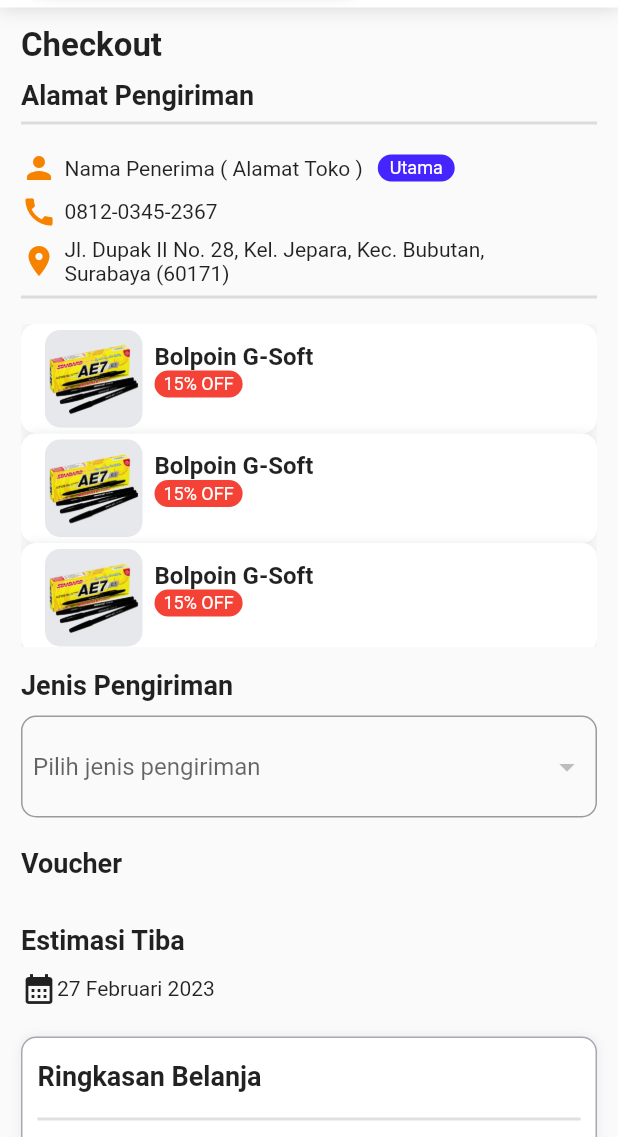
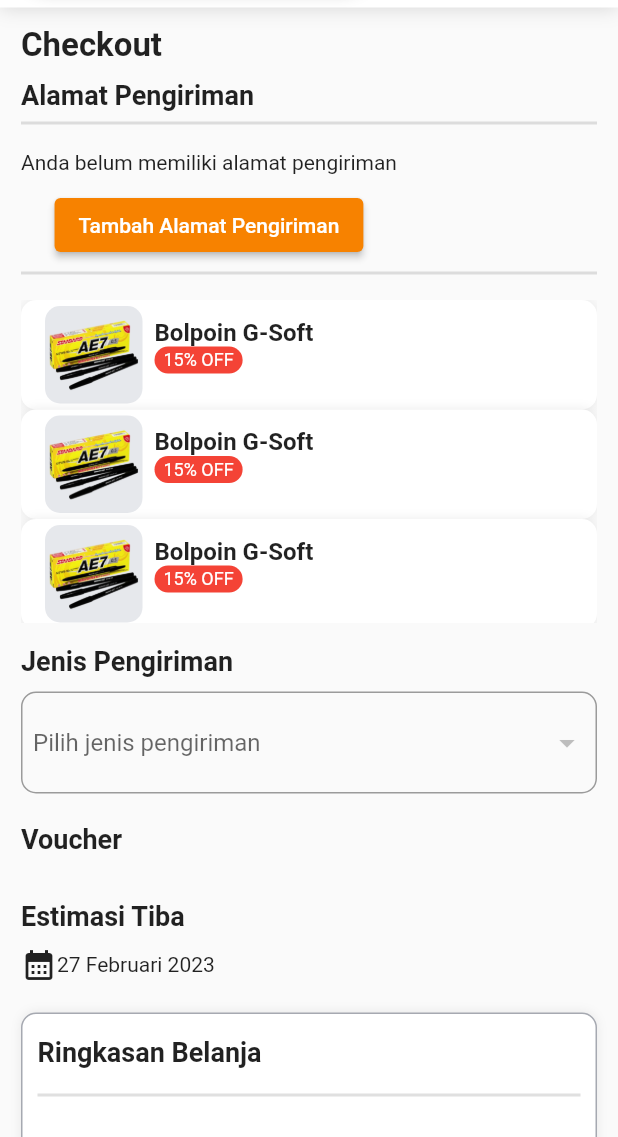
Before and after one commit to aladino24/kharisma-sales-app, a Flutter app: the CheckoutProductPage screen opened by its route, on a phone screen of 412 x 824 dp, the part 99-1236 px from its top. Run offline on Flutter 3.47's test engine with Material 2 defaults, Android fonts, the phone set to English and light mode, and no system bars; drawn by our look-alikes of badges; our stand-ins replace carousel_slider, flutter_dotenv, flutter_slidable, get, shared_preferences, shimmer; missing offline and left inert: add_to_cart_animation; accounts and stored records are empty; network calls fail.

Commit message:
alamat utama pengiriman

```diff
--- a/lib/views/product/checkout_product_page.dart
+++ b/lib/views/product/checkout_product_page.dart
@@ -1,7 +1,10 @@
 import 'package:flutter/material.dart';
 import 'package:get/get.dart';
 import 'package:kharisma_sales_app/constants/apps_colors.dart';
+import 'package:kharisma_sales_app/controllers/api/address/alamat_kirim_controller.dart';
 import 'package:kharisma_sales_app/controllers/api/address/ongkos_kirim_controller.dart';
+import 'package:kharisma_sales_app/routes/apps_routes.dart';
+import 'package:kharisma_sales_app/routes/routes_name.dart';
 import 'package:kharisma_sales_app/widgets/diskon_product.dart';
 import 'package:kharisma_sales_app/widgets/main_header.dart';
 
@@ -10,9 +13,11 @@ class CheckoutProductPage extends StatelessWidget {
 
   final TextEditingController claimController = TextEditingController();
 
-  final OngkosKirimController ongkosKirimController = Get.put(OngkosKirimController());
+  final OngkosKirimController ongkosKirimController =
+      Get.put(OngkosKirimController());
 
-  // var _currencies = ["COD", "JNE", "J&t"];
+  final AlamatKirimController alamatKirimController =
+      Get.put(AlamatKirimController());
 
   @override
   Widget build(BuildContext context) {
@@ -52,7 +57,33 @@ class CheckoutProductPage extends StatelessWidget {
                         ],
                       )),
                       SizedBox(height: 10),
-                      Container(
+                      Obx(
+                        () {
+                          if (alamatKirimController.listAlamat.length == 0) {
+                            return alamatKirimController.isLoading.value
+                                ? Center(child: CircularProgressIndicator())
+                                : Container(
+                                    child: Column(
+                                      children: [
+                                        Text(
+                                            "Anda belum memiliki alamat pengiriman"),
+                                        SizedBox(height: 10),
+                                        ElevatedButton(
+                                          onPressed: () {
+                                            Get.toNamed(RoutesName.addAddress);
+                                          },
+                                          child:
+                                              Text("Tambah Alamat Pengiriman"),
+                                            style:
+                                            ElevatedButton.styleFrom(
+                                              backgroundColor: AppsColors.loginColorPrimary
+                                            ),
+                                        )
+                                      ],
+                                    ),
+                                  );
+                          } else {
+                            return Container(
                               child: Column(
                                 children: [
                                   Row(
@@ -64,10 +95,10 @@ class CheckoutProductPage extends StatelessWidget {
                                       SizedBox(width: 5),
                                       Text.rich(
                                         TextSpan(
-                                      text: "Nama Penerima",
+                                            text: alamatKirimController.alamatPengiriman.value.penerima,
                                             children: <InlineSpan>[
                                               TextSpan(
-                                          text: " ( Alamat Toko )",
+                                                text: alamatKirimController.alamatPengiriman.value.isAlamatToko == "1" ? " ( Alamat Toko )" : "",
                                               )
                                             ]),
                                       ),
@@ -77,7 +108,8 @@ class CheckoutProductPage extends StatelessWidget {
                                       Container(
                                         decoration: BoxDecoration(
                                           color: AppsColors.labelAlamatUtama,
-                                    borderRadius: BorderRadius.circular(15),
+                                          borderRadius:
+                                              BorderRadius.circular(15),
                                         ),
                                         child: Padding(
                                           padding: const EdgeInsets.symmetric(
@@ -105,7 +137,7 @@ class CheckoutProductPage extends StatelessWidget {
                                       SizedBox(width: 5),
                                       Text.rich(
                                         TextSpan(
-                                    text: "0812-0345-2367",
+                                          text: alamatKirimController.alamatPengiriman.value.noTelepon,
                                         ),
                                       ),
                                     ],
@@ -127,7 +159,7 @@ class CheckoutProductPage extends StatelessWidget {
                                           maxLines: 2,
                                           TextSpan(
                                             text:
-                                          "Jl. Dupak II No. 28, Kel. Jepara, Kec. Bubutan, Surabaya (60171)",
+                                                "${alamatKirimController.alamatPengiriman.value.alamat}, ${alamatKirimController.alamatPengiriman.value.kecamatan}, ${alamatKirimController.alamatPengiriman.value.kota}, ${alamatKirimController.alamatPengiriman.value.provinsi} (${alamatKirimController.alamatPengiriman.value.kodePos})",
                                           ),
                                         ),
                                       ),
@@ -135,6 +167,9 @@ class CheckoutProductPage extends StatelessWidget {
                                   )
                                 ],
                               ),
+                            );
+                          }
+                        },
                       ),
                       Divider(
                         thickness: 2,
@@ -239,22 +274,31 @@ class CheckoutProductPage extends StatelessWidget {
                                     padding: const EdgeInsets.symmetric(
                                         horizontal: 8.0),
                                     child: DropdownButtonHideUnderline(
-                                      child: Obx(() => DropdownButtonFormField(
-                                        hint: ongkosKirimController.isLoading.value ? Text("Loading...") : Text('Pilih jenis pengiriman'),
+                                        child: Obx(
+                                      () => DropdownButtonFormField(
+                                        hint: ongkosKirimController
+                                                .isLoading.value
+                                            ? Text("Loading...")
+                                            : Text('Pilih jenis pengiriman'),
                                         // value: 'COD',
                                         isDense: true,
-                                        items: ongkosKirimController.listOngkosKirim.isNotEmpty
+                                        items: ongkosKirimController
+                                                .listOngkosKirim.isNotEmpty
                                             ? List.generate(
                                                 ongkosKirimController
                                                     .listOngkosKirim.length,
-                                                      (index) =>
-                                                          DropdownMenuItem(
+                                                (index) => DropdownMenuItem(
                                                       child: Text(
-                                                              ongkosKirimController.listOngkosKirim[index].nama!,
+                                                        ongkosKirimController
+                                                            .listOngkosKirim[
+                                                                index]
+                                                            .nama!,
                                                         style: TextStyle(
                                                             fontSize: 12),
                                                       ),
-                                                            value: ongkosKirimController.listOngkosKirim[index],
+                                                      value: ongkosKirimController
+                                                              .listOngkosKirim[
+                                                          index],
                                                     ))
                                             : null,
                                         onChanged: (value) {},
@@ -263,14 +307,14 @@ class CheckoutProductPage extends StatelessWidget {
                                                     .value !=
                                                 null
                                             ? ongkosKirimController
-                                                          .selectedOngkosKirim
-                                                          .value
+                                                .selectedOngkosKirim.value
                                             : null,
                                         decoration: InputDecoration(
-                                             border: InputBorder.none, // Menghilangkan underline
+                                          border: InputBorder
+                                              .none, // Menghilangkan underline
                                         ),
-                                      ),)
                                       ),
+                                    )),
                                   ),
                                 );
                               },
@@ -321,14 +365,13 @@ class CheckoutProductPage extends StatelessWidget {
                                   ],
                                   border: Border.all(
                                     color: AppsColors.loginFontColorSecondary,
-
-                                )
-                              ),
+                                  )),
                               child: Column(
                                 crossAxisAlignment: CrossAxisAlignment.start,
                                 children: [
                                   Padding(
-                                    padding: const EdgeInsets.only(left: 10.0, right: 10.0, top: 15),
+                                    padding: const EdgeInsets.only(
+                                        left: 10.0, right: 10.0, top: 15),
                                     child: Text(
                                       "Ringkasan Belanja",
                                       style: TextStyle(
@@ -370,15 +413,14 @@ class CheckoutProductPage extends StatelessWidget {
                                           children: [
                                             Text(
                                               "Total Diskon",
-                                              style: TextStyle(
-                                                  color: Colors.red),
+                                              style:
+                                                  TextStyle(color: Colors.red),
                                             ),
                                           ],
                                         ),
                                         Text(
                                           "Rp 100.000",
-                                          style: TextStyle(
-                                                  color: Colors.red),
+                                          style: TextStyle(color: Colors.red),
                                         )
                                       ],
                                     ),
@@ -437,14 +479,13 @@ class CheckoutProductPage extends StatelessWidget {
                                       borderRadius: BorderRadius.circular(10.0),
                                     )),
                                   ),
-                                onPressed: (){},
+                                  onPressed: () {},
                                   child: Text(
                                     "Lanjutkan",
                                     style: TextStyle(
                                         color: Colors.white,
                                         fontWeight: FontWeight.bold),
-                                )
-                              ),
+                                  )),
                             )
                           ],
                         ),
```
Also changed, not shown: lib/controllers/api/address/alamat_kirim_controller.dart (+44 -2 lines). Lines whose indentation alone changed are shown as unchanged.
